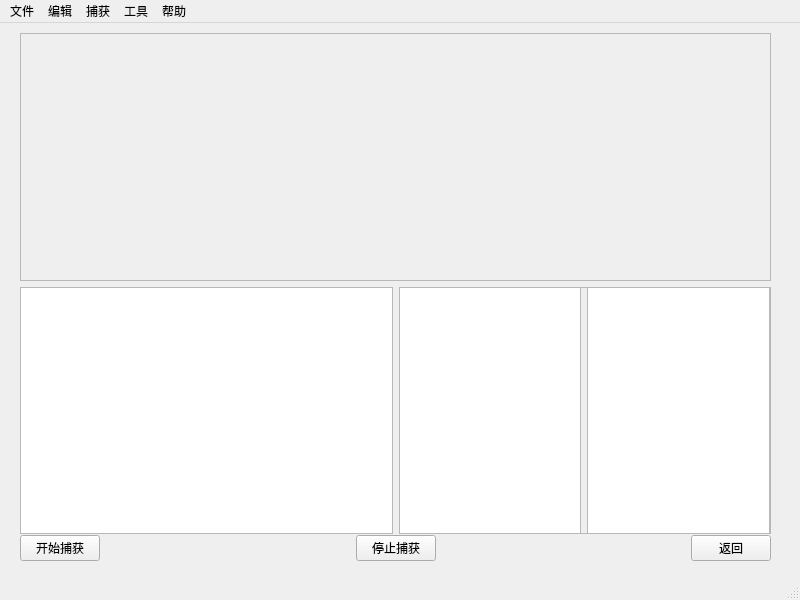
Before: the Qt Designer form src/gui/mainwindow.ui in HorizonChaser/packet-spoon, drawn with Qt 5.
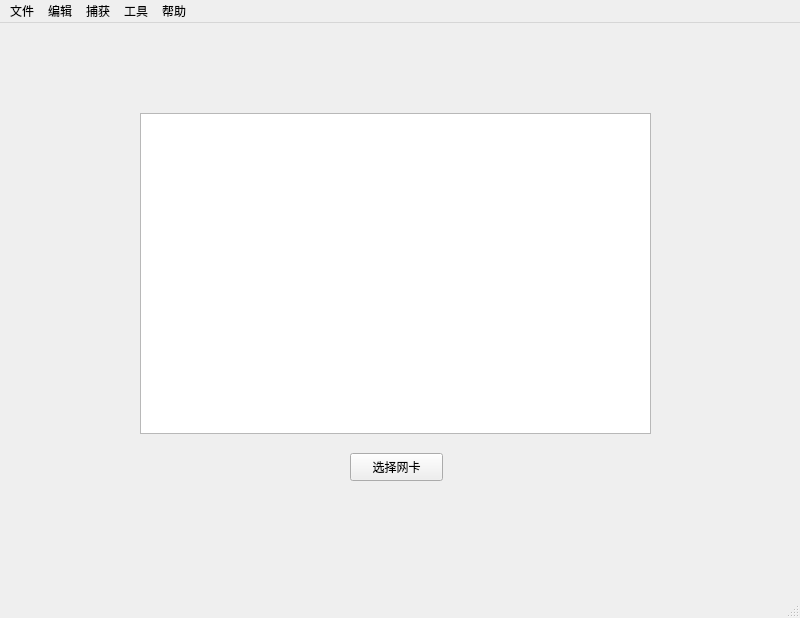
After: the same form once the commit is applied. The open tabs and pages were chosen to show the change. Custom widgets are drawn as their Qt base class.

Commit message: added feature: display brief packets in a table view.

```diff
--- a/src/gui/mainwindow.ui
+++ b/src/gui/mainwindow.ui
@@ -7,7 +7,7 @@
     <x>0</x>
     <y>0</y>
     <width>800</width>
-    <height>600</height>
+    <height>618</height>
    </rect>
   </property>
   <property name="windowTitle">
@@ -48,136 +48,16 @@
       </property>
      </widget>
     </widget>
-    <widget class="QWidget" name="capture_page">
-     <widget class="QWidget" name="verticalLayoutWidget">
+    <widget class="QWidget" name="second_page">
+     <widget class="CapPage" name="capture_page" native="true">
       <property name="geometry">
        <rect>
         <x>30</x>
         <y>10</y>
         <width>751</width>
-        <height>501</height>
+        <height>543</height>
        </rect>
       </property>
-      <layout class="QVBoxLayout" name="verticalLayout">
-       <item>
-        <widget class="QScrollArea" name="scrollArea">
-         <property name="widgetResizable">
-          <bool>true</bool>
-         </property>
-         <widget class="QWidget" name="scrollAreaWidgetContents_6">
-          <property name="geometry">
-           <rect>
-            <x>0</x>
-            <y>0</y>
-            <width>747</width>
-            <height>244</height>
-           </rect>
-          </property>
-         </widget>
-        </widget>
-       </item>
-       <item>
-        <layout class="QHBoxLayout" name="horizontalLayout_5">
-         <item>
-          <widget class="QTreeView" name="packetDetailTreeView_3"/>
-         </item>
-         <item>
-          <widget class="QScrollArea" name="packetRawScrollArea_3">
-           <property name="widgetResizable">
-            <bool>true</bool>
-           </property>
-           <widget class="QWidget" name="scrollAreaWidgetContents_5">
-            <property name="geometry">
-             <rect>
-              <x>0</x>
-              <y>0</y>
-              <width>368</width>
-              <height>242</height>
-             </rect>
-            </property>
-            <widget class="QWidget" name="horizontalLayoutWidget_4">
-             <property name="geometry">
-              <rect>
-               <x>-1</x>
-               <y>-1</y>
-               <width>371</width>
-               <height>251</height>
-              </rect>
-             </property>
-             <layout class="QHBoxLayout" name="horizontalLayout_6">
-              <item>
-               <widget class="QTextBrowser" name="packetHexBrowser_3"/>
-              </item>
-              <item>
-               <widget class="QTextBrowser" name="packetAsciiBroswer_3"/>
-              </item>
-             </layout>
-            </widget>
-           </widget>
-          </widget>
-         </item>
-        </layout>
-       </item>
-      </layout>
-     </widget>
-     <widget class="QWidget" name="horizontalLayoutWidget_5">
-      <property name="geometry">
-       <rect>
-        <x>30</x>
-        <y>510</y>
-        <width>751</width>
-        <height>31</height>
-       </rect>
-      </property>
-      <layout class="QHBoxLayout" name="horizontalLayout_9">
-       <item>
-        <widget class="QPushButton" name="pushButton_4">
-         <property name="text">
-          <string>开始捕获</string>
-         </property>
-        </widget>
-       </item>
-       <item>
-        <spacer name="horizontalSpacer_2">
-         <property name="orientation">
-          <enum>Qt::Horizontal</enum>
-         </property>
-         <property name="sizeHint" stdset="0">
-          <size>
-           <width>40</width>
-           <height>20</height>
-          </size>
-         </property>
-        </spacer>
-       </item>
-       <item>
-        <widget class="QPushButton" name="pushButton_3">
-         <property name="text">
-          <string>停止捕获</string>
-         </property>
-        </widget>
-       </item>
-       <item>
-        <spacer name="horizontalSpacer">
-         <property name="orientation">
-          <enum>Qt::Horizontal</enum>
-         </property>
-         <property name="sizeHint" stdset="0">
-          <size>
-           <width>40</width>
-           <height>20</height>
-          </size>
-         </property>
-        </spacer>
-       </item>
-       <item>
-        <widget class="QPushButton" name="pushButton_2">
-         <property name="text">
-          <string>返回</string>
-         </property>
-        </widget>
-       </item>
-      </layout>
      </widget>
     </widget>
    </widget>
@@ -291,6 +171,14 @@
    </property>
   </action>
  </widget>
+ <customwidgets>
+  <customwidget>
+   <class>CapPage</class>
+   <extends>QWidget</extends>
+   <header location="global">gui/cappage.h</header>
+   <container>1</container>
+  </customwidget>
+ </customwidgets>
  <resources/>
  <connections/>
 </ui>
```
The commit also changes 11 other files.
